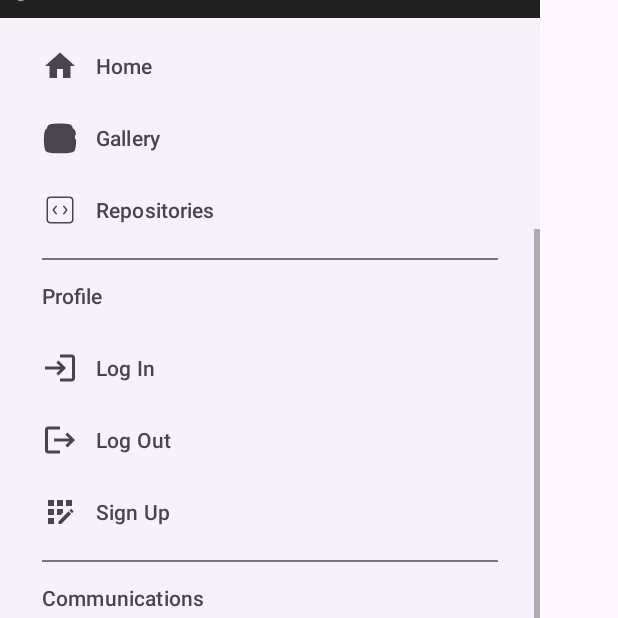
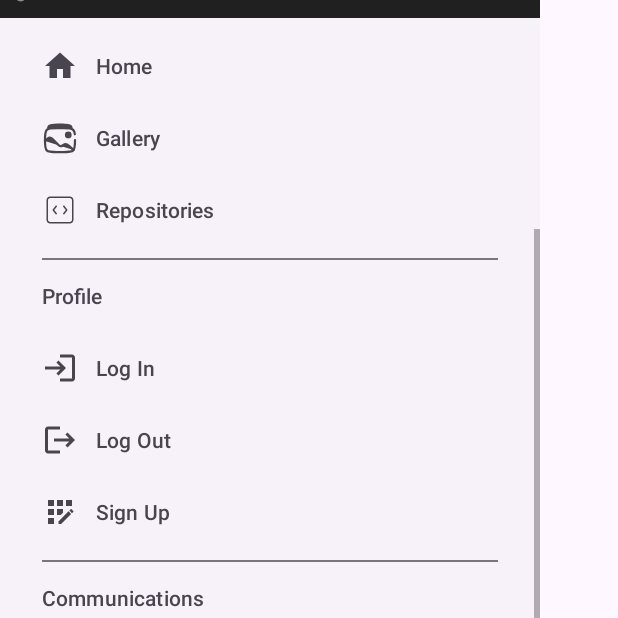
Before and after one commit to ValeriiKoniushenko/VaKon, an Android app: the screen it shows after launch (MainActivity), scrolled down 188 dp, on a phone screen of 412 x 824 dp, the top half of it. Run offline under Robolectric (Android 15) with nearby library versions, the phone set to English and light mode, and no system bars.

Commit message:
Fixed gallery

```diff
--- a/app/src/main/res/drawable/ic_gallery.xml
+++ b/app/src/main/res/drawable/ic_gallery.xml
@@ -6,23 +6,23 @@
   <path
       android:pathData="M22,13.438C22,17.209 22,19.094 20.828,20.266C19.657,21.438 17.771,21.438 14,21.438H10C6.229,21.438 4.343,21.438 3.172,20.266C2,19.094 2,17.209 2,13.438C2,9.666 2,7.781 3.172,6.609C4.343,5.438 6.229,5.438 10,5.438H14C17.771,5.438 19.657,5.438 20.828,6.609C21.492,7.273 21.78,8.165 21.904,9.5"
       android:strokeWidth="1.5"
-      android:fillColor="@color/black"
-      android:strokeColor="@color/white"
+      android:fillColor="#00000000"
+      android:strokeColor="@color/black"
       android:strokeLineCap="round"/>
   <path
       android:pathData="M3.988,6C4.1,5.069 4.335,4.426 4.825,3.937C5.766,3 7.279,3 10.307,3H13.518C16.546,3 18.059,3 19,3.937C19.49,4.426 19.725,5.069 19.837,6"
       android:strokeWidth="1.5"
       android:fillColor="@color/black"
-      android:strokeColor="@color/white"/>
+      android:strokeColor="@color/black"/>
   <path
       android:pathData="M17.5,9.938m-1.5,0a1.5,1.5 0,1 1,3 0a1.5,1.5 0,1 1,-3 0"
       android:strokeWidth="1.5"
       android:fillColor="@color/black"
-      android:strokeColor="@color/white"/>
+      android:strokeColor="@color/black"/>
   <path
       android:pathData="M2,13.938L3.752,12.405C4.663,11.608 6.036,11.653 6.892,12.51L11.182,16.799C11.869,17.487 12.951,17.58 13.746,17.021L14.045,16.812C15.189,16.008 16.737,16.101 17.777,17.037L21,19.938"
       android:strokeWidth="1.5"
       android:fillColor="@color/black"
-      android:strokeColor="@color/white"
+      android:strokeColor="@color/black"
       android:strokeLineCap="round"/>
 </vector>
```
